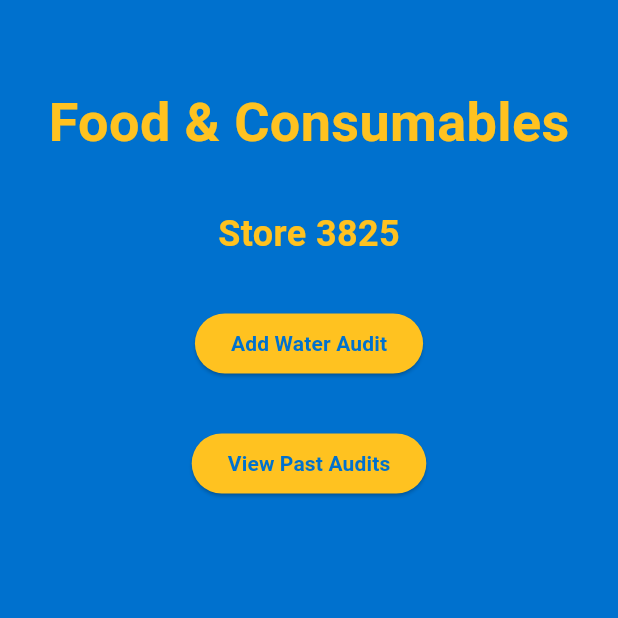
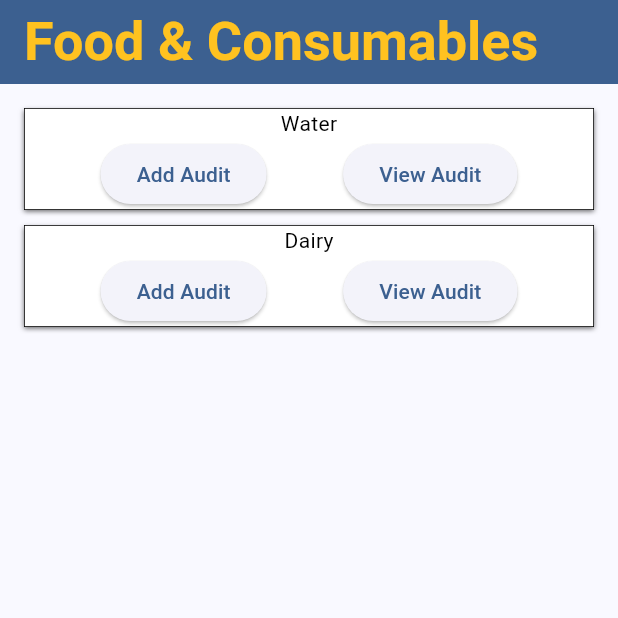
Before and after one commit to tgharbert3/fc_tracker, a Flutter app: the screen it shows after launch, on a phone screen of 412 x 824 dp, the top half of it. Run offline on Flutter 3.47's test engine with Material 3 defaults, Android fonts, the phone set to English and light mode, and no system bars.

Commit message:
changed homescreen to listview builder

```diff
--- /dev/null
+++ b/lib/classes/audit_types.dart
@@ -0,0 +1,3 @@
+class AuditTypes {
+  static List<String> types = ['Water', 'Dairy'];
+}
--- a/lib/classes/colors.dart
+++ b/lib/classes/colors.dart
@@ -3,4 +3,11 @@ import 'package:flutter/material.dart';
 class AppColors {
   static const walmartBlue = Color(0xFF0071CE);
   static const walmartYellow = Color(0xFFFFC220);
+
+  static final scheme = ColorScheme.fromSeed(
+    seedColor: walmartBlue,
+    brightness: Brightness.light,
+  );
+
+  static final customScheme = scheme.copyWith(secondary: walmartYellow);
 }
--- /dev/null
+++ b/lib/classes/water_types.dart
@@ -0,0 +1,15 @@
+class Water {
+  final List<String> waterTypes = const [
+    "Distilled",
+    "Purified Drinking Water",
+    "Spring Water",
+    "24 ct",
+    "40 ct",
+    "Pure Life",
+    "Deer Park",
+    "Aquafina",
+    "Dasani",
+    "Crystal Geyser ",
+    "Infant",
+  ];
+}
--- a/lib/screens/homeScreen.dart
+++ b/lib/screens/homeScreen.dart
@@ -1,7 +1,9 @@
 import 'package:flutter/material.dart';
 import '../classes/colors.dart';
-import './addAuditScreen.dart';
+import 'add_water_audit_screen.dart';
 import './viewAuditScreen.dart';
+import '../classes/audit_types.dart';
+import '../widgets/home_screen_tile.dart';
 
 class HomeScreen extends StatefulWidget {
   const HomeScreen({super.key});
@@ -14,16 +16,9 @@ class _HomeScreenState extends State<HomeScreen> {
   @override
   Widget build(BuildContext context) {
     return Scaffold(
-      appBar: AppBar(backgroundColor: AppColors.walmartBlue),
-      body: Container(
-        color: AppColors.walmartBlue,
-        child: Column(
-          crossAxisAlignment: CrossAxisAlignment.center,
-          children: [
-            Row(
-              mainAxisAlignment: MainAxisAlignment.center,
-              children: [
-                Text(
+      appBar: AppBar(
+        backgroundColor: Theme.of(context).colorScheme.primary,
+        title: Text(
           "Food & Consumables",
           style: TextStyle(
             color: AppColors.walmartYellow,
@@ -32,64 +27,15 @@ class _HomeScreenState extends State<HomeScreen> {
             decoration: TextDecoration.none,
           ),
         ),
-              ],
       ),
-            Padding(
-              padding: const EdgeInsets.fromLTRB(0, 32, 0, 32),
-              child: Row(
-                mainAxisAlignment: MainAxisAlignment.center,
-                children: [
-                  Text(
-                    "Store 3825",
-                    style: TextStyle(
-                      color: AppColors.walmartYellow,
-                      fontSize: 24,
-                      fontWeight: FontWeight.bold,
-                    ),
-                  ),
-                ],
-              ),
-            ),
-            ElevatedButton(
-              onPressed: () => {
-                Navigator.of(context).push(
-                  MaterialPageRoute(builder: (context) => AddAuditScreen()),
-                ),
+      body: Padding(
+        padding: const EdgeInsets.all(16.0),
+        child: ListView.separated(
+          itemCount: AuditTypes.types.length,
+          itemBuilder: (context, index) {
+            return HomeScreenTile(type: AuditTypes.types[index]);
           },
-              style: ElevatedButton.styleFrom(
-                backgroundColor: AppColors.walmartYellow,
-                foregroundColor: AppColors.walmartBlue,
-              ),
-              child: Text(
-                "Add Water Audit",
-                style: TextStyle(
-                  color: AppColors.walmartBlue,
-                  fontWeight: FontWeight.bold,
-                ),
-              ),
-            ),
-            Padding(
-              padding: const EdgeInsets.all(32.0),
-              child: ElevatedButton(
-                onPressed: () => {
-                  Navigator.of(context).push(
-                    MaterialPageRoute(builder: (context) => ViewAuditScreen()),
-                  ),
-                },
-                style: ElevatedButton.styleFrom(
-                  backgroundColor: AppColors.walmartYellow,
-                  foregroundColor: AppColors.walmartBlue,
-                ),
-                child: Text(
-                  "View Past Audits",
-                  style: TextStyle(
-                    color: AppColors.walmartBlue,
-                    fontWeight: FontWeight.bold,
-                  ),
-                ),
-              ),
-            ),
-          ],
+          separatorBuilder: (context, index) => const SizedBox(height: 10),
         ),
       ),
     );
--- /dev/null
+++ b/lib/widgets/home_screen_tile.dart
@@ -0,0 +1,48 @@
+import 'package:fc_tracker/screens/add_water_audit_screen.dart';
+import 'package:flutter/material.dart';
+
+class HomeScreenTile extends StatelessWidget {
+  const HomeScreenTile({super.key, required this.type});
+  final String type;
+
+  @override
+  Widget build(BuildContext context) {
+    return DecoratedBox(
+      decoration: BoxDecoration(
+        color: Colors.white,
+        border: Border.all(color: Colors.black, width: .5),
+        boxShadow: [
+          BoxShadow(
+            color: Colors.black.withAlpha(150),
+            offset: Offset(0, 1),
+            blurRadius: 2,
+          ),
+        ],
+      ),
+      child: Column(
+        children: [
+          Text(type, style: TextStyle(color: Colors.black)),
+          Row(
+            mainAxisAlignment: MainAxisAlignment.spaceEvenly,
+            children: [
+              ElevatedButton(
+                onPressed: () => {
+                  if (type == 'Water')
+                    {
+                      Navigator.of(context).push(
+                        MaterialPageRoute(
+                          builder: (context) => AddAuditScreen(),
+                        ),
+                      ),
+                    },
+                },
+                child: Text("Add Audit"),
+              ),
+              ElevatedButton(onPressed: () => {}, child: Text("View Audit")),
+            ],
+          ),
+        ],
+      ),
+    );
+  }
+}
--- a/pubspec.yaml
+++ b/pubspec.yaml
@@ -9,7 +9,6 @@ environment:
 dependencies:
   flutter:
     sdk: flutter
-  flutter_login: ^5.1.0
 
 dev_dependencies:
   flutter_test:
```
Also changed, not shown: lib/main.dart (+7 -2 lines), lib/screens/addAuditScreen.dart (deleted, +0 -15 lines), lib/screens/add_water_audit_screen.dart (added, +64 -0 lines), lib/screens/count_screen.dart (added, +51 -0 lines), lib/screens/login_screen.dart (deleted, +0 -55 lines), pubspec.lock, 9 other files. Lines whose indentation alone changed are shown as unchanged.
